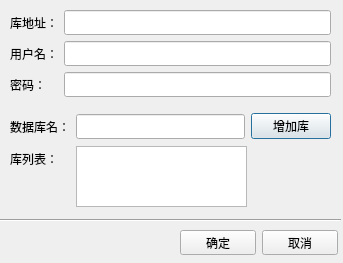
The window that configdatabase.ui (Q55/windrose) describes before a commit, drawn with Qt 5.
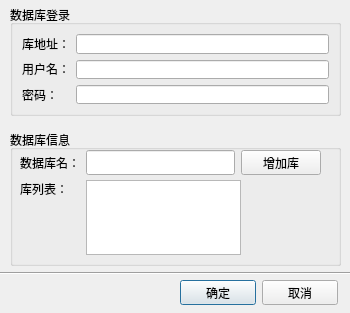
The same window after the commit.

Diff of the .ui file:
```diff
--- a/configdatabase.ui
+++ b/configdatabase.ui
@@ -6,53 +6,56 @@
    <rect>
     <x>0</x>
     <y>0</y>
-    <width>343</width>
-    <height>263</height>
+    <width>350</width>
+    <height>313</height>
    </rect>
   </property>
   <property name="windowTitle">
    <string>Dialog</string>
   </property>
-  <widget class="QListWidget" name="listWidget_db_name_list">
-   <property name="geometry">
-    <rect>
-     <x>76</x>
-     <y>146</y>
-     <width>171</width>
-     <height>61</height>
-    </rect>
-   </property>
-   <property name="contextMenuPolicy">
-    <enum>Qt::CustomContextMenu</enum>
-   </property>
-  </widget>
-  <widget class="QLabel" name="label_5">
-   <property name="geometry">
-    <rect>
-     <x>10</x>
-     <y>150</y>
-     <width>71</width>
-     <height>18</height>
-    </rect>
-   </property>
-   <property name="font">
-    <font>
-     <family>微软雅黑</family>
-    </font>
-   </property>
-   <property name="text">
-    <string>库列表：</string>
-   </property>
-  </widget>
   <widget class="QWidget" name="layoutWidget">
    <property name="geometry">
     <rect>
+     <x>180</x>
+     <y>280</y>
+     <width>158</width>
+     <height>25</height>
+    </rect>
+   </property>
+   <layout class="QHBoxLayout" name="horizontalLayout_3">
+    <item>
+     <widget class="QPushButton" name="pushButton">
+      <property name="text">
+       <string>确定</string>
+      </property>
+     </widget>
+    </item>
+    <item>
+     <widget class="QPushButton" name="pushButton_2">
+      <property name="text">
+       <string>取消</string>
+      </property>
+     </widget>
+    </item>
+   </layout>
+  </widget>
+  <widget class="QGroupBox" name="groupBox">
+   <property name="geometry">
+    <rect>
      <x>10</x>
-     <y>10</y>
-     <width>321</width>
-     <height>87</height>
+     <y>5</y>
+     <width>331</width>
+     <height>111</height>
     </rect>
    </property>
+   <property name="autoFillBackground">
+    <bool>true</bool>
+   </property>
+   <property name="title">
+    <string>数据库登录</string>
+   </property>
+   <layout class="QGridLayout" name="gridLayout">
+    <item row="0" column="0">
    <layout class="QHBoxLayout" name="horizontalLayout">
     <item>
      <layout class="QVBoxLayout" name="verticalLayout">
@@ -129,14 +132,33 @@
      </layout>
     </item>
    </layout>
+    </item>
+   </layout>
+   <zorder></zorder>
+   <zorder></zorder>
   </widget>
-  <widget class="QWidget" name="layoutWidget">
+  <widget class="QGroupBox" name="groupBox_2">
    <property name="geometry">
     <rect>
      <x>10</x>
-     <y>110</y>
-     <width>321</width>
-     <height>33</height>
+     <y>130</y>
+     <width>331</width>
+     <height>136</height>
+    </rect>
+   </property>
+   <property name="autoFillBackground">
+    <bool>true</bool>
+   </property>
+   <property name="title">
+    <string>数据库信息</string>
+   </property>
+   <widget class="QWidget" name="">
+    <property name="geometry">
+     <rect>
+      <x>10</x>
+      <y>20</y>
+      <width>301</width>
+      <height>25</height>
     </rect>
    </property>
    <layout class="QHBoxLayout" name="horizontalLayout_2">
@@ -170,45 +192,75 @@
     </item>
    </layout>
   </widget>
+   <widget class="QWidget" name="">
+    <property name="geometry">
+     <rect>
+      <x>10</x>
+      <y>50</y>
+      <width>221</width>
+      <height>75</height>
+     </rect>
+    </property>
+    <layout class="QHBoxLayout" name="horizontalLayout_4">
+     <item>
+      <layout class="QVBoxLayout" name="verticalLayout_3">
+       <item>
+        <widget class="QLabel" name="label_5">
+         <property name="minimumSize">
+          <size>
+           <width>60</width>
+           <height>0</height>
+          </size>
+         </property>
+         <property name="font">
+          <font>
+           <family>微软雅黑</family>
+          </font>
+         </property>
+         <property name="text">
+          <string>库列表：</string>
+         </property>
+        </widget>
+       </item>
+       <item>
+        <spacer name="verticalSpacer">
+         <property name="orientation">
+          <enum>Qt::Vertical</enum>
+         </property>
+         <property name="sizeHint" stdset="0">
+          <size>
+           <width>20</width>
+           <height>40</height>
+          </size>
+         </property>
+        </spacer>
+       </item>
+      </layout>
+     </item>
+     <item>
+      <widget class="QListWidget" name="listWidget_db_name_list">
+       <property name="contextMenuPolicy">
+        <enum>Qt::CustomContextMenu</enum>
+       </property>
+      </widget>
+     </item>
+    </layout>
+   </widget>
+  </widget>
   <widget class="Line" name="line">
    <property name="geometry">
     <rect>
      <x>0</x>
-     <y>210</y>
-     <width>341</width>
-     <height>20</height>
+     <y>265</y>
+     <width>361</width>
+     <height>16</height>
     </rect>
    </property>
    <property name="orientation">
     <enum>Qt::Horizontal</enum>
    </property>
   </widget>
-  <widget class="QWidget" name="">
-   <property name="geometry">
-    <rect>
-     <x>180</x>
-     <y>230</y>
-     <width>158</width>
-     <height>25</height>
-    </rect>
-   </property>
-   <layout class="QHBoxLayout" name="horizontalLayout_3">
-    <item>
-     <widget class="QPushButton" name="pushButton">
-      <property name="text">
-       <string>确定</string>
-      </property>
-     </widget>
-    </item>
-    <item>
-     <widget class="QPushButton" name="pushButton_2">
-      <property name="text">
-       <string>取消</string>
-      </property>
-     </widget>
-    </item>
-   </layout>
-  </widget>
+  <zorder>layoutWidget</zorder>
   <zorder>layoutWidget</zorder>
   <zorder>layoutWidget</zorder>
   <zorder>listWidget_db_name_list</zorder>
```
Left out of the diff: 6 changed lines with no effect on the pictures. Lines whose indentation alone changed are shown as unchanged.
